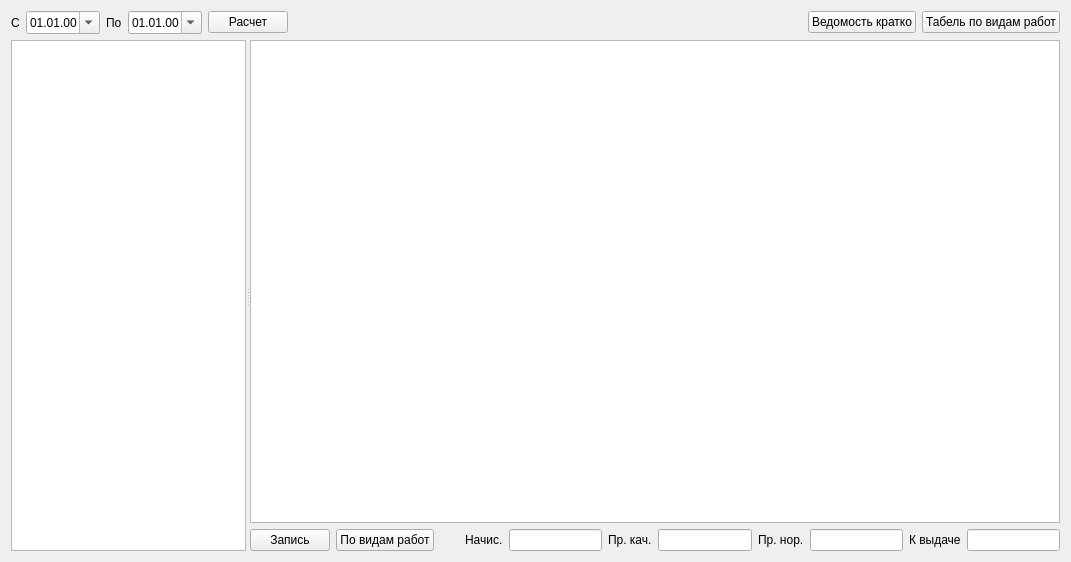
Sergeyego/el_zp, file formcalcwage.ui: the form before one commit.
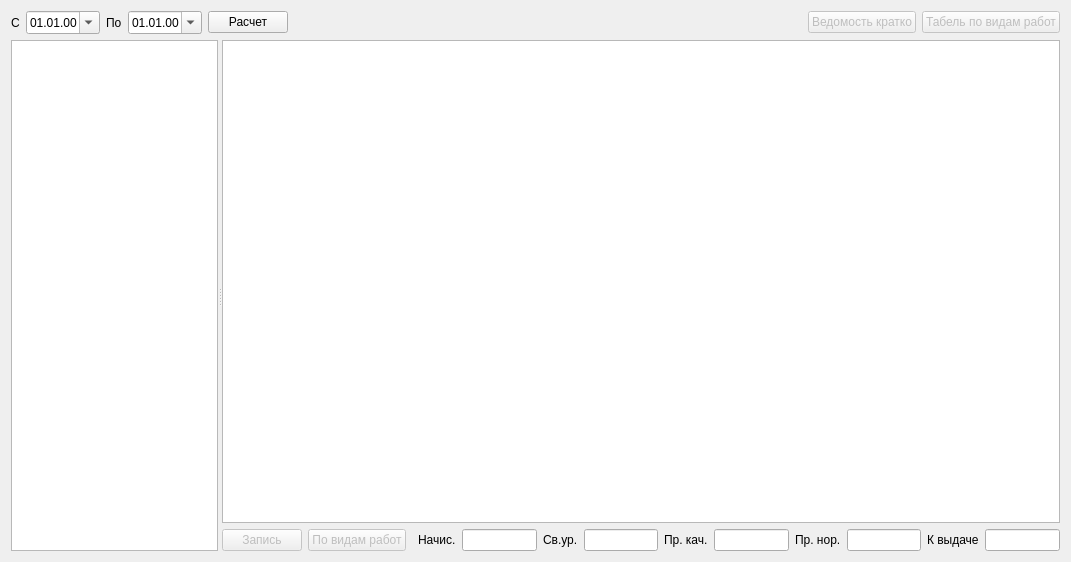
The form after the commit. Custom widgets are drawn as their Qt base class.

What changed in the file:
```diff
--- a/formcalcwage.ui
+++ b/formcalcwage.ui
@@ -72,6 +72,9 @@
      </item>
      <item>
       <widget class="QPushButton" name="pushButtonTabelShort">
+       <property name="enabled">
+        <bool>false</bool>
+       </property>
        <property name="text">
         <string>Ведомость кратко</string>
        </property>
@@ -79,6 +82,9 @@
      </item>
      <item>
       <widget class="QPushButton" name="pushButtonTabel">
+       <property name="enabled">
+        <bool>false</bool>
+       </property>
        <property name="text">
         <string>Табель по видам работ</string>
        </property>
@@ -98,7 +104,7 @@
       <enum>Qt::Horizontal</enum>
      </property>
      <widget class="QListView" name="listViewRab"/>
-     <widget class="QWidget" name="">
+     <widget class="QWidget" name="layoutWidget">
       <layout class="QVBoxLayout" name="verticalLayout">
        <item>
         <widget class="QTableView" name="tableViewCalc"/>
@@ -107,6 +113,9 @@
         <layout class="QHBoxLayout" name="horizontalLayout_2">
          <item>
           <widget class="QPushButton" name="pushButtonSave">
+           <property name="enabled">
+            <bool>false</bool>
+           </property>
            <property name="text">
             <string>Запись</string>
            </property>
@@ -114,6 +123,9 @@
          </item>
          <item>
           <widget class="QPushButton" name="pushButtonJob">
+           <property name="enabled">
+            <bool>false</bool>
+           </property>
            <property name="text">
             <string>По видам работ</string>
            </property>
@@ -146,6 +158,20 @@
            </property>
           </widget>
          </item>
+         <item>
+          <widget class="QLabel" name="label_7">
+           <property name="text">
+            <string>Св.ур.</string>
+           </property>
+          </widget>
+         </item>
+         <item>
+          <widget class="QLineEdit" name="lineEditExtr">
+           <property name="readOnly">
+            <bool>true</bool>
+           </property>
+          </widget>
+         </item>
          <item>
           <widget class="QLabel" name="label_4">
            <property name="text">
@@ -196,6 +222,13 @@
    </item>
   </layout>
  </widget>
+ <customwidgets>
+  <customwidget>
+   <class>TableView</class>
+   <extends>QTableView</extends>
+   <header>tableview.h</header>
+  </customwidget>
+ </customwidgets>
  <resources/>
  <connections/>
 </ui>
```
Left out of the diff: 4 changed lines with no effect on the pictures.
